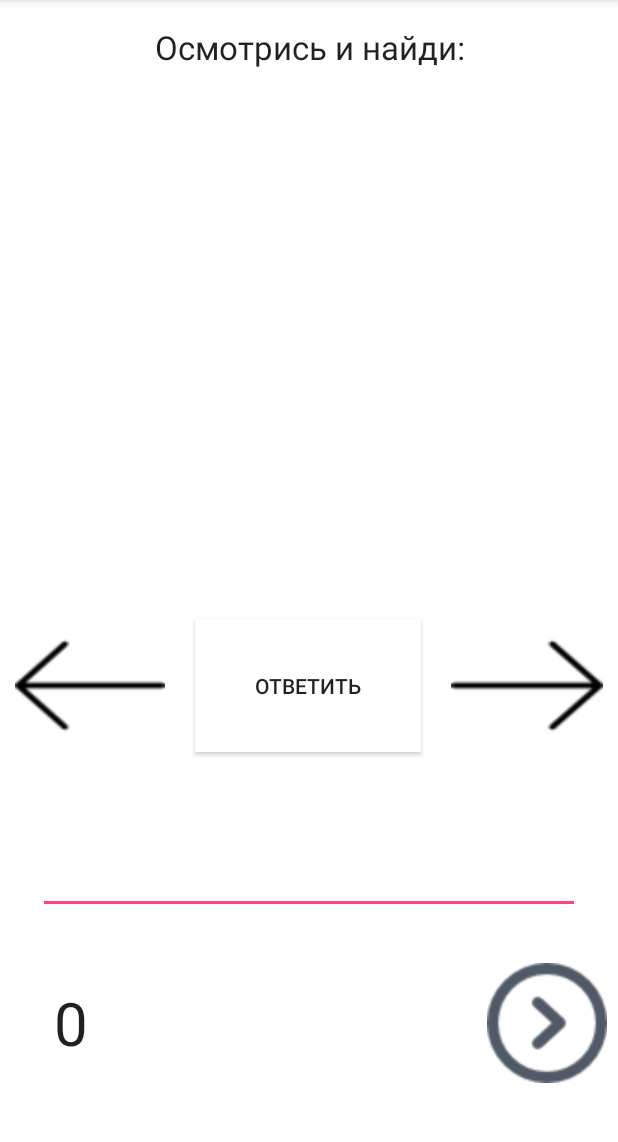
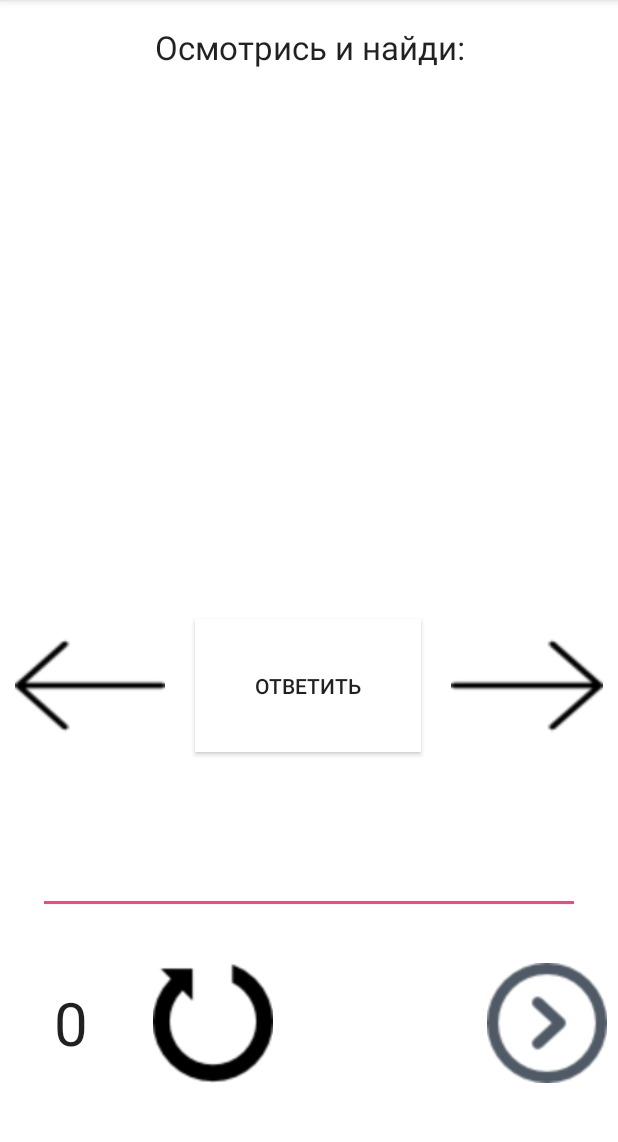
Before and after one commit to vbelovitsky/MyWay, an Android app: the StaffActivity screen opened directly, with no data from a screen before it, after a tap on "ОТВЕТИТЬ", on a phone screen of 412 x 824 dp, the part 84-1226 px from its top. Run offline under Robolectric (Android 15) with nearby library versions, the phone set to English and light mode, and no system bars; 4 statements that could not run were skipped.

Commit message:
guessed staffs saving added

```diff
--- a/MyWay/app/src/main/java/com/example/user/myway/Staff.java
+++ b/MyWay/app/src/main/java/com/example/user/myway/Staff.java
@@ -2,11 +2,14 @@ package com.example.user.myway;
 
 import android.app.Application;
 import android.content.Context;
+import android.content.SharedPreferences;
+import java.util.ArrayList;
+
 
 public class Staff extends Application {
-
-
     private Context context;
+    SharedPreferences savedAnswers;
+    SharedPreferences.Editor editorAnswers;
     //region Var
     private int [][] staffImages = {
             {       R.drawable.crown,
@@ -62,23 +65,39 @@ public class Staff extends Application {
 
     private int [] currentImages;
     private String [] currentAnswers;
+    private ArrayList<String> currentCompletedAnswers;
 //endregion
 
     public Staff(Context current, int position){
         this.context = current;
+
+        savedAnswers = context.getSharedPreferences("SavedAnswers"+position, MODE_PRIVATE);
+        editorAnswers = savedAnswers.edit();
+
         currentImages = staffImages[position];
         currentAnswers = answersArray[position];
     }
 
-    public int getStaffImage(int position){
-        return currentImages[position];
+
+    public int getStaffImage(int position){return currentImages[position];}
+    public String getAnswer(int position){return currentAnswers[position];}
+    public int getLength(){return currentImages.length;}
+
+    public void setCurrentCompletedAnswer(int pos){
+        editorAnswers.putString("SavedAnswer"+pos, "YES");
+        editorAnswers.apply();
     }
-    public String getAnswer(int position){return currentAnswers[position];}
-    public int getLength(){ return currentImages.length; }
 
+    public Boolean checkCurrentCompletedAnswer(int pos){
+        if (savedAnswers.getString("SavedAnswer"+pos, "NO").equals("YES")) return Boolean.TRUE;
+        else return Boolean.FALSE;
+    }
 
-
-
+    public void resetCurrentCompletedAnswers(){
+        for (int pos = 0; pos<currentAnswers.length; pos++)
+            editorAnswers.putString("SavedAnswer"+pos, "NO");
+        editorAnswers.apply();
+    }
 
 
 }
--- a/MyWay/app/src/main/java/com/example/user/myway/StaffActivity.java
+++ b/MyWay/app/src/main/java/com/example/user/myway/StaffActivity.java
@@ -1,6 +1,7 @@
 package com.example.user.myway;
 
 import android.content.Intent;
+import android.content.SharedPreferences;
 import android.support.v7.app.AppCompatActivity;
 import android.os.Bundle;
 import android.view.View;
@@ -9,21 +10,24 @@ import android.widget.EditText;
 import android.widget.ImageButton;
 import android.widget.ImageView;
 import android.widget.TextView;
+import android.widget.Toast;
 
 import java.util.Random;
 
 public class StaffActivity extends AppCompatActivity{
     int scoreNum = 0;
     int positionOfStaff = 0;
-    int temp = 0;
     String rightAnswer = "";
-
+    SharedPreferences sp;
     @Override
     protected void onCreate(Bundle savedInstanceState) {
         super.onCreate(savedInstanceState);
         setContentView(R.layout.activity_staff);
         final int getPosition = getIntent().getIntExtra("positionForStaff",-1);
-        final Staff currentStaff = new Staff(this,getPosition);
+        final Staff currentStaff = new Staff(this, getPosition);
+
+        sp = getSharedPreferences("Score", MODE_PRIVATE);
+        final SharedPreferences.Editor editor = sp.edit();
 
         //region SetStuffInfo
         final ImageView staff = findViewById(R.id.staffImage);
@@ -32,22 +36,34 @@ public class StaffActivity extends AppCompatActivity{
         final Button previousStaff = findViewById(R.id.previousStaff);
         final Button confirm = findViewById(R.id.confirmStaff);
         final Button newStaff = findViewById(R.id.nextStaff);
+        final Button resetScore = findViewById(R.id.reset_score);
         final TextView score = findViewById(R.id.score);
-        score.setText("0");
+        score.setText(sp.getString("Score"+getPosition,"0"));
+        scoreNum = Integer.parseInt(sp.getString(("Score"+getPosition),"0"));
         //endregion
 
         //region ConfirmStaff
         confirm.setOnClickListener(new View.OnClickListener() {
             @Override
             public void onClick(View v) {
-                String answer = editAnswer.getText().toString();
-                if (answer.equals(currentStaff.getAnswer(positionOfStaff))){
-                    if (temp==0) {
+                if (!currentStaff.checkCurrentCompletedAnswer(positionOfStaff)) {
+                    String answer = editAnswer.getText().toString();
+                    if (answer.equals(currentStaff.getAnswer(positionOfStaff))) {
+                        currentStaff.setCurrentCompletedAnswer(positionOfStaff);
                         scoreNum = scoreNum + 1;
                         score.setText(String.valueOf(scoreNum));
-                        temp=1;
+                        editor.putString("Score"+getPosition, String.valueOf(scoreNum));
+                        editor.apply();
+                        Toast.makeText(getApplicationContext(), "Правильно!", Toast.LENGTH_SHORT).show();
                     }
+                    else if (answer.equals(""))
+                        Toast.makeText(getApplicationContext(), "Введите ответ", Toast.LENGTH_SHORT).show();
+                    else
+                        Toast.makeText(getApplicationContext(), "Неверный ответ", Toast.LENGTH_SHORT).show();
                 }
+                else
+                    Toast.makeText(getApplicationContext(), "Уже отгадано", Toast.LENGTH_SHORT).show();
+
             }
         });
         //endregion
@@ -57,7 +73,6 @@ public class StaffActivity extends AppCompatActivity{
             @Override
             public void onClick(View v) {
                 positionOfStaff--;
-                temp=0;
                 if (positionOfStaff<0){
                     positionOfStaff = currentStaff.getLength()-1;
                     staff.setImageResource(currentStaff.getStaffImage(positionOfStaff));
@@ -75,7 +90,6 @@ public class StaffActivity extends AppCompatActivity{
             @Override
             public void onClick(View v) {
                 positionOfStaff++;
-                temp=0;
                 if (positionOfStaff<currentStaff.getLength()){
                     staff.setImageResource(currentStaff.getStaffImage(positionOfStaff));
                     rightAnswer = currentStaff.getAnswer(positionOfStaff);}
@@ -84,6 +98,7 @@ public class StaffActivity extends AppCompatActivity{
                     staff.setImageResource(currentStaff.getStaffImage(positionOfStaff));
                     rightAnswer = currentStaff.getAnswer(positionOfStaff);
                 }
+
             }
         });
         //endregion
@@ -99,6 +114,20 @@ public class StaffActivity extends AppCompatActivity{
             }
         });
         //endregion
+
+        //region ResetScore
+        resetScore.setOnClickListener(new View.OnClickListener() {
+            @Override
+            public void onClick(View v) {
+                scoreNum=0;
+                editor.putString("Score"+getPosition, "0");
+                editor.apply();
+                score.setText(sp.getString("Score"+getPosition,"0"));
+                currentStaff.resetCurrentCompletedAnswers();
+            }
+        });
+        //endregion
     }
 
+
 }
--- a/MyWay/app/src/main/res/layout/activity_staff.xml
+++ b/MyWay/app/src/main/res/layout/activity_staff.xml
@@ -40,7 +40,8 @@
                 android:layout_height="match_parent"
                 android:layout_weight="2"
                 android:background="@drawable/previous_arrow"
-                android:layout_margin="10dp" />
+                android:layout_margin="10dp"
+                android:text=""/>
             <Button
                 android:id="@+id/confirmStaff"
                 android:layout_width="0dp"
@@ -55,7 +56,8 @@
                 android:layout_height="match_parent"
                 android:layout_weight="2"
                 android:background="@drawable/next_arrow"
-                android:layout_margin="10dp"/>
+                android:layout_margin="10dp"
+                android:text=""/>
         </LinearLayout>
         <EditText
             android:id="@+id/editAnswer"
@@ -81,6 +83,15 @@
             android:layout_margin="7dp"/>
 
         <Button
+            android:id="@+id/reset_score"
+            android:layout_width="80dp"
+            android:layout_height="80dp"
+            android:gravity="center"
+            android:layout_toEndOf="@id/score"
+            android:background="@drawable/restart_arrow"
+            android:layout_margin="7dp"/>
+
+        <Button
             android:id="@+id/next_button_1"
             android:layout_width="80dp"
             android:layout_height="80dp"
```
Also changed, not shown: MyWay/app/src/main/AndroidManifest.xml (+8 -5 lines).
